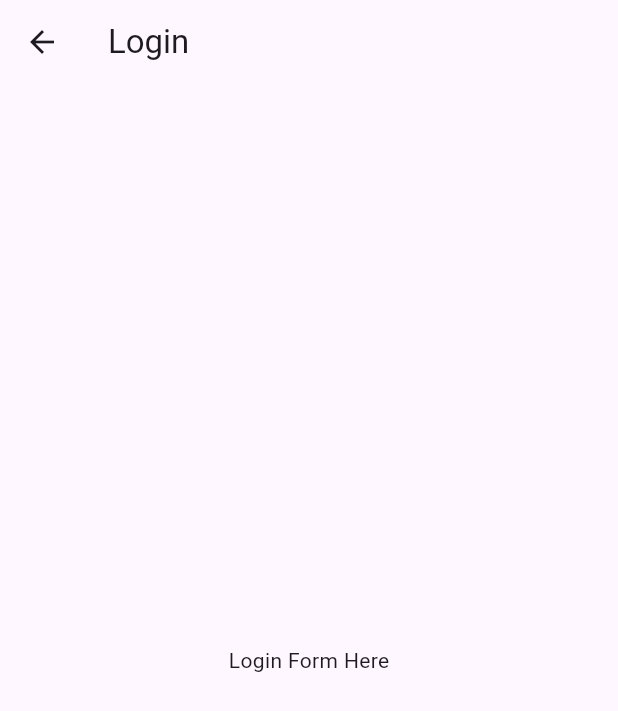
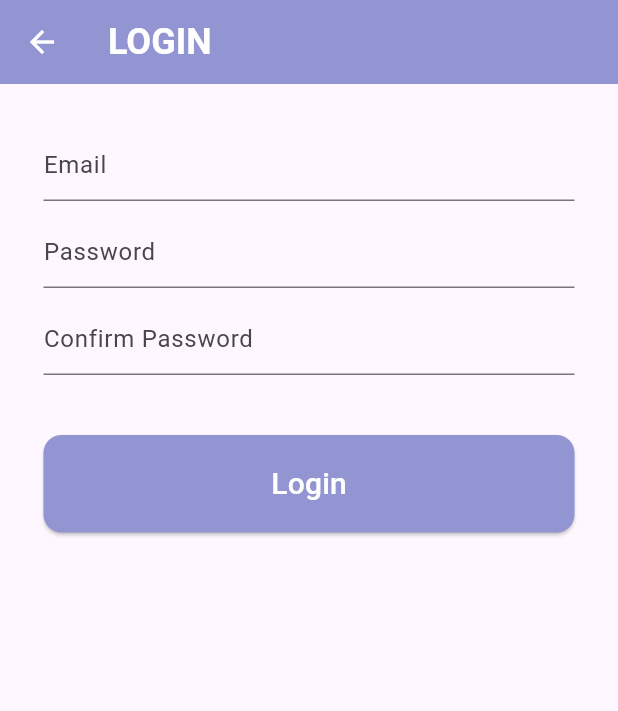
Before and after one commit to Cahidenuryalcin/todoApp, a Flutter app: the screen it shows after launch, after a tap on "Login", on a phone screen of 412 x 824 dp. Shown: the top 711 px of the screen. Run offline on Flutter 3.47's test engine with Material 3 defaults, Android fonts, the phone set to English and light mode, and no system bars; our stand-ins replace firebase_core, google_fonts; missing offline and left inert: dart:ffi; accounts and stored records are empty; Roboto replaces fonts that are missing (Montserrat).

Commit message:
20.05.24

```diff
--- /dev/null
+++ b/lib/login.dart
@@ -0,0 +1,82 @@
+import 'package:flutter/material.dart';
+import 'package:todo_app/app_constanst.dart';
+
+class LoginPage extends StatefulWidget {
+  const LoginPage({super.key});
+
+  @override
+  State<LoginPage> createState() => _LoginPageState();
+}
+
+class _LoginPageState extends State<LoginPage> {
+  final TextEditingController _passwordController = TextEditingController();
+  bool _passwordsMatch = true;
+
+  @override
+  Widget build(BuildContext context) {
+    return Scaffold(
+      appBar: AppBar(
+        iconTheme: const IconThemeData(color: Colors.white),
+        backgroundColor: Sabitler.appbarColor,
+        title: const Text("LOGIN", style: TextStyle(fontFamily: "Montserrat", fontSize: 24, fontWeight: FontWeight.bold, color: Sabitler.appbarTextColor)),
+      ),
+      body: Container(
+        padding: const EdgeInsets.only(left: 29, right: 29, top: 30),
+        child: Form(
+          //key: formKey,
+          child: Column(
+            children: [
+              TextFormField(
+                onSaved: (newValue) {
+
+                },
+                //onSaved: (value) => taskTitle = value ?? "",
+                validator: (value) => value!.isEmpty ? "Please enter your email" : null,
+                keyboardType: TextInputType.emailAddress,
+                decoration: const InputDecoration(hintText: "Email"),
+              ),
+              const SizedBox(height: 10),
+              TextFormField(
+                controller: _passwordController,
+                onSaved: (newValue) {
+
+                },
+                validator: (value) => value!.isEmpty ? "Please enter password" : null,
+                keyboardType: TextInputType.visiblePassword,
+                decoration: const InputDecoration(hintText: "Password"),
+                obscureText: true,
+              ),
+              const SizedBox(height: 10),
+              TextFormField(
+                onChanged: (value) {
+                  setState(() {
+                    _passwordsMatch = value == _passwordController.text;
+                  });
+                },
+                validator: (value) => !_passwordsMatch ? "Passwords do not match" : null,
+                keyboardType: TextInputType.visiblePassword,
+                decoration: const InputDecoration(hintText: "Confirm Password"),
+                obscureText: true,
+              ),
+              if (!_passwordsMatch)
+                const Text(
+                  "Passwords do not match",
+                  style: TextStyle(color: Colors.red),
+                ),
+              const SizedBox(height: 40),
+              SizedBox(
+                width: double.infinity,
+                height: 65,
+                child: ElevatedButton(
+                  style: ElevatedButton.styleFrom(shape: RoundedRectangleBorder(borderRadius: BorderRadius.circular(12)), backgroundColor: const Color.fromRGBO(147, 149, 211, 1)),
+                  onPressed: (){},
+                  child: const Text("Login", style: TextStyle(color: Colors.white, fontSize: 20)),
+                ),
+              )
+            ],
+          ),
+        ),
+      ),
+    );
+  }
+}
--- a/lib/main.dart
+++ b/lib/main.dart
@@ -5,7 +5,9 @@
 import 'package:provider/provider.dart';
 import 'package:todo_app/app_constanst.dart';
 import 'package:todo_app/firebase_options.dart';
+import 'package:todo_app/login.dart';
 import 'package:todo_app/provider/task_proivder.dart';
+import 'package:todo_app/register.dart';
 import 'package:todo_app/todo_list.dart';
 
 void main() async {
@@ -42,12 +44,11 @@
               'tadatodo',
               style: TextStyle(
                 fontFamily: "Montserrat",
-                fontSize: 40, // Büyüklük arttırıldı
+                fontSize: 40,
                 fontWeight: FontWeight.bold,
                 color: Sabitler.appbarColor2,
               ),
             ),
-
           ],
         ),
         backgroundColor: Sabitler.appbarTextColor,
@@ -61,12 +62,12 @@
         ),
         child: Column(
           children: [
-            SizedBox(height: 5), // Yazı ile butonlar arasında boşluk
+            SizedBox(height: 5),
             Text(
-              "Tadaa :D Let's todo this!", // Yeni eklenen yazı
+              "Tadaa :D Let's todo this!",
               style: TextStyle(
-                fontSize: 25, // Yazı boyutu
-                color: Colors.black54, // Rengi siyah
+                fontSize: 25,
+                color: Colors.black54,
                 fontWeight: FontWeight.w400,
                 fontFamily: "Montserrat",
               ),
@@ -83,7 +84,7 @@
                 ),
               ),
             ),
-
+            SizedBox(height: 15),
             Row(
               mainAxisAlignment: MainAxisAlignment.center,
               children: [
@@ -98,7 +99,7 @@
                   },
                   child: Text('Login'),
                 ),
-                SizedBox(width: 20), // Butonlar arasında boşluk
+                SizedBox(width: 20),
                 ElevatedButton(
                   onPressed: () {
                     Navigator.push(
@@ -118,47 +119,3 @@
     );
   }
 }
-
-class LoginPage extends StatelessWidget {
-  const LoginPage({Key? key}) : super(key: key);
-
-  @override
-  Widget build(BuildContext context) {
-    return Scaffold(
-      appBar: AppBar(
-        title: Text('Login'),
-      ),
-      body: Center(
-        child: Column(
-          mainAxisAlignment: MainAxisAlignment.center,
-          children: [
-            Text('Login Form Here'),
-            // Add your login form widgets here
-          ],
-        ),
-      ),
-    );
-  }
-}
-
-class RegisterPage extends StatelessWidget {
-  const RegisterPage({Key? key}) : super(key: key);
-
-  @override
-  Widget build(BuildContext context) {
-    return Scaffold(
-      appBar: AppBar(
-        title: Text('Register'),
-      ),
-      body: Center(
-        child: Column(
-          mainAxisAlignment: MainAxisAlignment.center,
-          children: [
-            Text('Register Form Here'),
-            // Add your register form widgets here
-          ],
-        ),
-      ),
-    );
-  }
-}
--- /dev/null
+++ b/lib/register.dart
@@ -0,0 +1,15 @@
+import 'package:flutter/material.dart';
+
+class RegisterPage extends StatefulWidget {
+  const RegisterPage({super.key});
+
+  @override
+  State<RegisterPage> createState() => _RegisterPageState();
+}
+
+class _RegisterPageState extends State<RegisterPage> {
+  @override
+  Widget build(BuildContext context) {
+    return Scaffold();
+  }
+}
```
